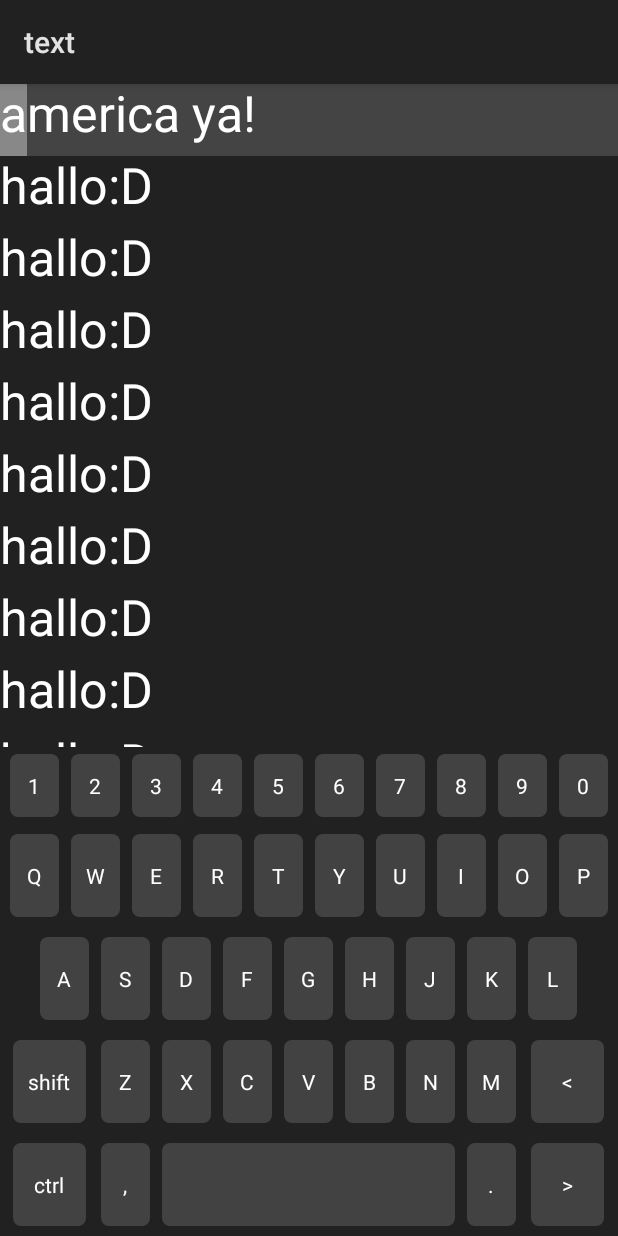
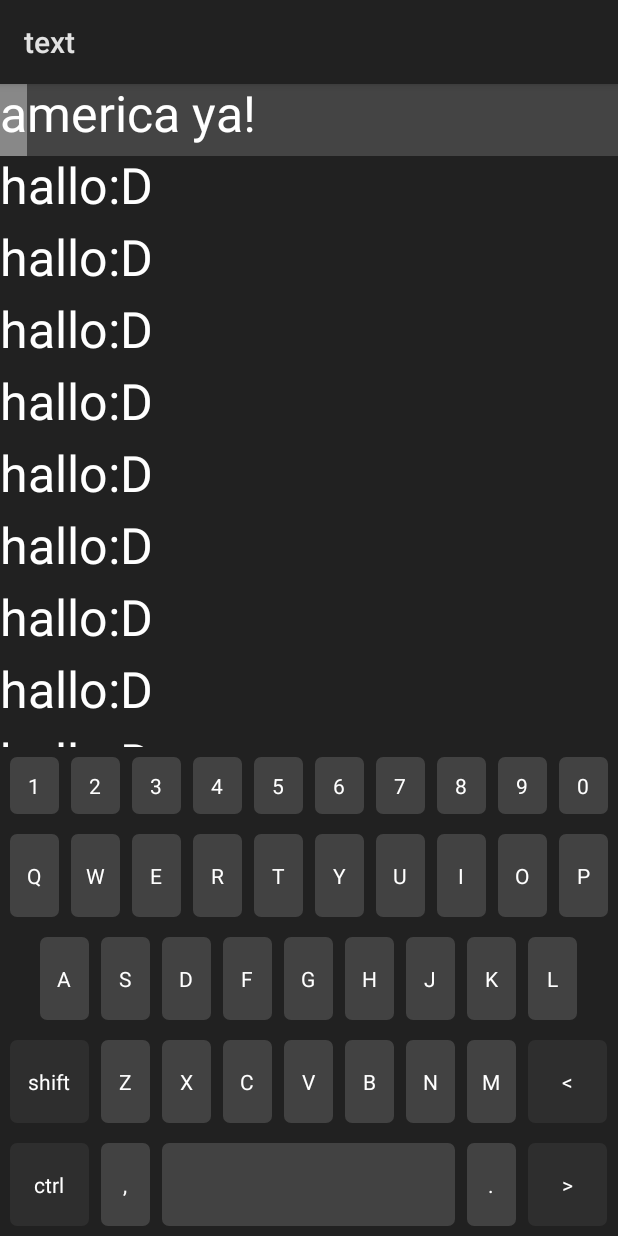
Before and after one commit to IMOitself/text, an Android app: the screen it shows after launch (MainActivity), on a phone screen of 412 x 824 dp. Run offline under Robolectric (Android 15) with nearby library versions, the phone set to English and light mode, and no system bars.

Commit message:
feat(keyboard): set background to keys using canvas instead of xml files
separate color for wide keys

```diff
--- a/app/src/main/java/imo/text/MainActivity.java
+++ b/app/src/main/java/imo/text/MainActivity.java
@@ -1,7 +1,11 @@
 package imo.text;
 
 import android.app.Activity;
-import android.graphics.drawable.LayerDrawable;
+import android.graphics.Bitmap;
+import android.graphics.Canvas;
+import android.graphics.Paint;
+import android.graphics.RectF;
+import android.graphics.drawable.BitmapDrawable;
 import android.os.Bundle;
 import android.util.DisplayMetrics;
 import android.view.View;
@@ -10,39 +14,36 @@ import android.widget.TextView;
 import java.util.ArrayList;
 import java.util.List;
 
-public class MainActivity extends Activity {
+public class MainActivity extends Activity{
 
     @Override
-    protected void onCreate(Bundle savedInstanceState) {
+    protected void onCreate(Bundle savedInstanceState){
         super.onCreate(savedInstanceState);
         setContentView(R.layout.activity_main);
+
         Editor editor = findViewById(R.id.editor);
         StringBuilder sb = new StringBuilder();
         sb.append("america ya!");
-        for (int i = 0; i < 99; i++) {
+        for(int i = 0; i < 99; i++){
             sb.append("\nhallo:D");
         }
         editor.setText(sb.toString());
 
-        configKeyboard();
+
+        View keyboard = findViewById(R.id.keyboard);
+        keyboard.post(new Runnable(){
+                @Override
+                public void run(){
+                    configKeyboard();
+                }
+            });
     }
 
-    public void configKeyboard() {
-        // Get screen dimensions
-        DisplayMetrics displayMetrics = new DisplayMetrics();
-        getWindowManager().getDefaultDisplay().getMetrics(displayMetrics);
-        int screenWidth = displayMetrics.widthPixels;
-        int screenHeight = displayMetrics.heightPixels;
+    //TODO: move all this keyboard configuring stuff to another file
+    int keyPaddingW, keyPaddingH;
+    int keyCornerRadius;
 
-        // Calculate keyboard height (1/3 of screen height)
-        int keyboardHeight = screenHeight / 3;
-
-        // Calculate key dimensions
-        int normalKeyWidth = screenWidth / 10;
-        int normalKeyHeight = keyboardHeight / 4; // (2/3 of keyboard height) / 5 rows
-        int numberKeyHeight = normalKeyHeight * 3 / 4;
-        int wideKeyWidth = normalKeyWidth + (normalKeyWidth / 2);
-
+    public void configKeyboard(){
         List<TextView> allKeyViews = new ArrayList<>();
 
         int[] numberSizeKeys = {
@@ -101,42 +102,66 @@ public class MainActivity extends Activity {
             R.id.key_go
         };
 
+        // Get screen dimensions
+        DisplayMetrics displayMetrics = new DisplayMetrics();
+        getWindowManager().getDefaultDisplay().getMetrics(displayMetrics);
+        int screenWidth = displayMetrics.widthPixels;
+        int screenHeight = displayMetrics.heightPixels;
+
+        // Calculate keyboard height (1/3 of screen height)
+        int keyboardHeight = screenHeight / 3;
+
+        // Calculate key dimensions
+        int normalKeyWidth = screenWidth / 10;
+        int normalKeyHeight = keyboardHeight / 4;
+        int numberKeyHeight = normalKeyHeight * 3 / 4;
+        int wideKeyWidth = normalKeyWidth + (normalKeyWidth / 2);
+
+        keyPaddingW = (int) (normalKeyWidth * 0.1f); // 10% width
+        keyPaddingH = (int) (normalKeyHeight * 0.1f);// 10% height
+        keyCornerRadius = normalKeyWidth / 8;
+
+        // Set number keys size (shorter than normal)
         for(int id : numberSizeKeys){
-            configKey(id, normalKeyWidth, numberKeyHeight);
-            allKeyViews.add(findViewById(id));
+            configKey(id, normalKeyWidth, numberKeyHeight, R.color.key_primary);
+            allKeyViews.add((TextView) findViewById(id));
         }
+        // Set default keys size
         for(int id : normalSizeKeys){
-            configKey(id, normalKeyWidth, normalKeyHeight);
-            allKeyViews.add(findViewById(id));
+            configKey(id, normalKeyWidth, normalKeyHeight, R.color.key_primary);
+            allKeyViews.add((TextView) findViewById(id));
         }
-
+        // Set special keys size (wider than normal)
         for(int id : wideSizeKeys){
-            configKey(id, wideKeyWidth, normalKeyHeight);
-            allKeyViews.add(findViewById(id));
+            configKey(id, wideKeyWidth, normalKeyHeight, R.color.key_secondary);
+            allKeyViews.add((TextView) findViewById(id));
         }
-
-        configKey(R.id.key_space, normalKeyWidth * 5, normalKeyHeight, (int) (normalKeyWidth * 0.1));
-        allKeyViews.add(findViewById(R.id.key_space));
+        // Set space key size (5x wider than normal)
+        configKey(R.id.key_space, normalKeyWidth * 5, normalKeyHeight, R.color.key_primary);
+        allKeyViews.add((TextView) findViewById(R.id.key_space));
     }
 
-    private void configKey(int viewId, int width, int height) {
-        configKey(viewId, width, height, -1);
-    }
-
-    private void configKey(int viewId, int width, int height, int custompaddingH){
+    private void configKey(int viewId, int width, int height, int colorId){
         View view = findViewById(viewId);
         ViewGroup.LayoutParams params = view.getLayoutParams();
         params.width = width;
         params.height = height;
         view.setLayoutParams(params);
 
-        LayerDrawable layerDrawable = (LayerDrawable) getResources().getDrawable(R.drawable.layer_key_bg);
-        int paddingH = (int) (width * 0.1); // 10% of width
-        int paddingV = (int) (height * 0.1); // 10% of height
-        if (custompaddingH != -1) paddingH = custompaddingH;
+        Bitmap bitmap = Bitmap.createBitmap(width, height, Bitmap.Config.ARGB_8888);
+        Canvas canvas = new Canvas(bitmap);
 
-        layerDrawable.setLayerInset(0, paddingH, paddingV, paddingH, paddingV);
+        RectF rect = new RectF();
+        rect.left = 0 + keyPaddingW;
+        rect.top = 0 + keyPaddingH;
+        rect.right = width - keyPaddingW;
+        rect.bottom = height - keyPaddingH;
 
-        view.setBackground(layerDrawable);
+        Paint paint = new Paint();
+        paint.setColor(getResources().getColor(colorId));
+
+        canvas.drawRoundRect(rect, keyCornerRadius, keyCornerRadius, paint);
+
+        view.setBackground(new BitmapDrawable(getResources(), bitmap));
     }
 }
--- a/app/src/main/res/drawable/key_bg.xml
+++ /dev/null
@@ -1,11 +0,0 @@
-<?xml version="1.0" encoding="utf-8"?>
-<selector xmlns:android="http://schemas.android.com/apk/res/android">
-
-    <item>
-        <shape>
-            <solid android:color="@color/secondary"/>
-            <corners android:radius="5dp"/>
-        </shape>
-    </item>
-
-</selector>
--- a/app/src/main/res/drawable/layer_key_bg.xml
+++ /dev/null
@@ -1,9 +0,0 @@
-<?xml version="1.0" encoding="utf-8"?>
-<layer-list xmlns:android="http://schemas.android.com/apk/res/android">
-    <item android:id="@+id/background_shape"
-        android:drawable="@drawable/key_bg"
-        android:left="10dp"
-        android:top="10dp"
-        android:right="10dp"
-        android:bottom="10dp"/>
-</layer-list>
--- a/app/src/main/res/values/colors.xml
+++ b/app/src/main/res/values/colors.xml
@@ -5,4 +5,9 @@
     <color name="tertiary">#616161</color>
     <color name="text_color">#FFFFFF</color>
     <color name="text_color_hint">#757575</color>
+
+    <!--KEYBOARD-->
+    <color name="key_primary">#424242</color>
+    <color name="key_secondary">#2E2E2E</color>
+    <color name="key_tertiary">#616161</color>
 </resources>
```
